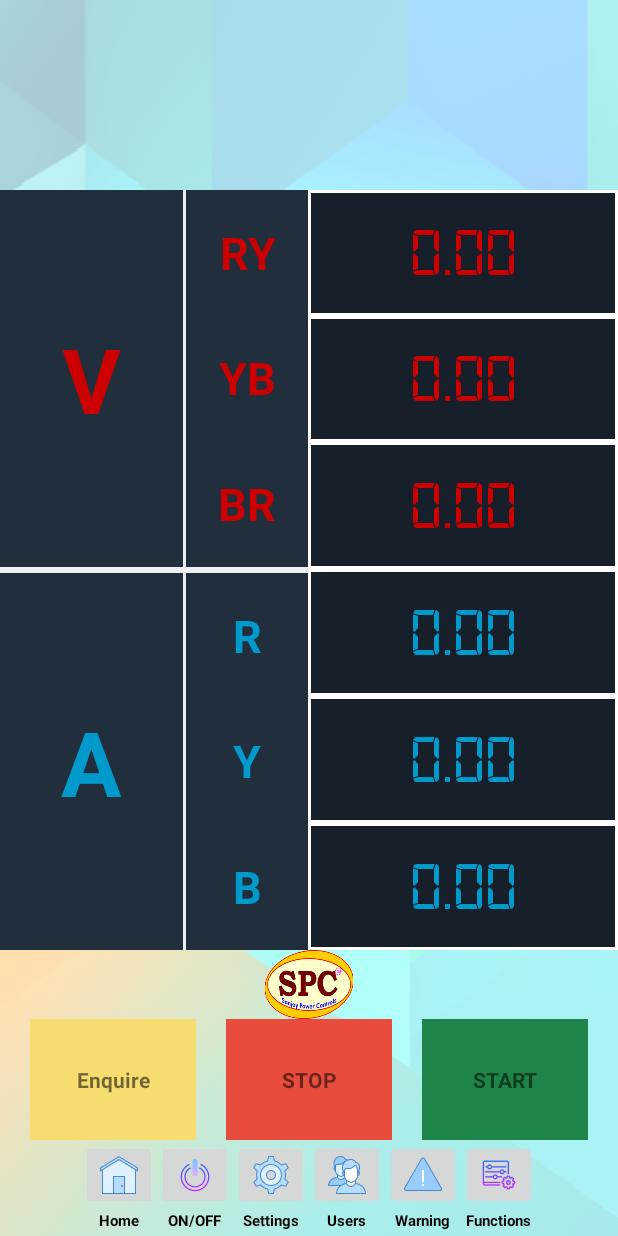
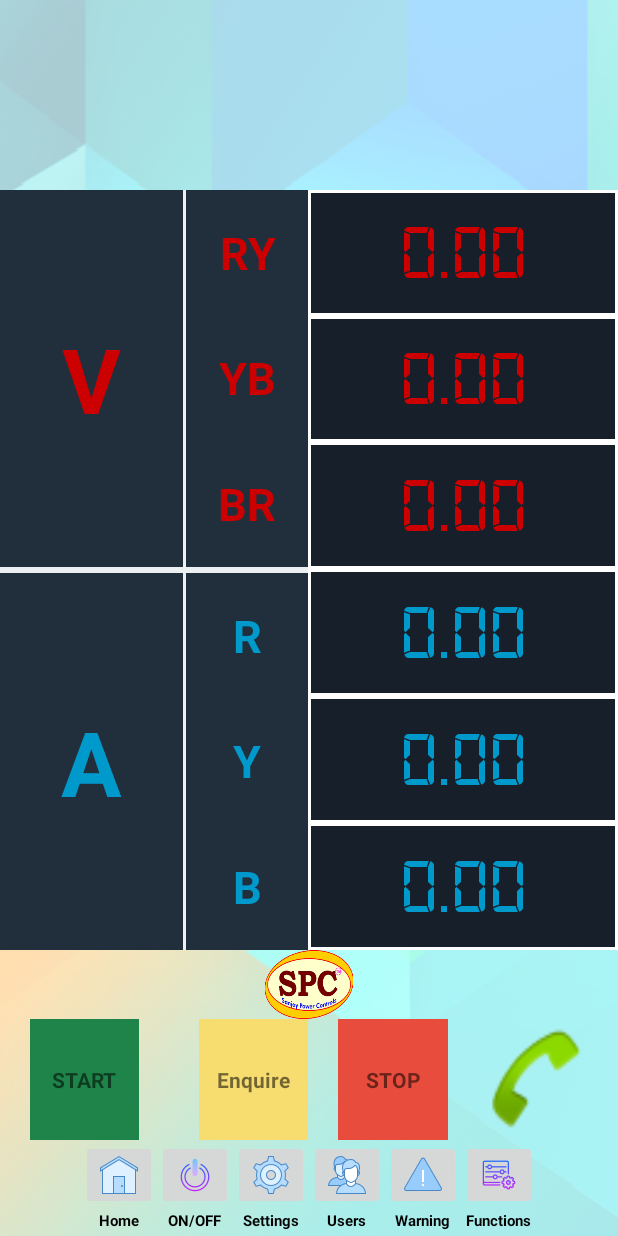
Before and after one commit to blueskylinks/new_spc_main_111, an Android app: the Main2Activity screen opened directly, with no data from a screen before it, on a phone screen of 412 x 824 dp. Run offline under Robolectric (Android 15) with nearby library versions, the phone set to English and light mode, and no system bars.

Commit message:
Made some change in Main2Activity

```diff
--- a/app/src/main/AndroidManifest.xml
+++ b/app/src/main/AndroidManifest.xml
@@ -6,6 +6,7 @@
     <uses-permission android:name="android.permission.READ_SMS" />
     <uses-permission android:name="android.permission.RECEIVE_SMS" />
     <uses-permission android:name="android.permission.READ_PHONE_STATE" />
+    <uses-permission android:name="android.permission.CALL_PHONE" />
 
     <application
         android:allowBackup="true"
--- a/app/src/main/java/com/blueskylinks/spc_main/Main2Activity.java
+++ b/app/src/main/java/com/blueskylinks/spc_main/Main2Activity.java
@@ -10,6 +10,7 @@ import android.content.IntentFilter;
 import android.content.SharedPreferences;
 import android.graphics.Typeface;
 import android.graphics.drawable.AnimationDrawable;
+import android.net.Uri;
 import android.provider.Telephony;
 import android.support.v4.app.ActivityCompat;
 import android.support.v7.app.AlertDialog;
@@ -50,6 +51,7 @@ public class Main2Activity extends AppCompatActivity {
     public static SharedPreferences mt_status_pref;
     public static SharedPreferences.Editor editor;
     public static int mot_st;
+    public static String mot_st_n1;
     public static int app_status;
 
     @Override
@@ -101,20 +103,27 @@ public class Main2Activity extends AppCompatActivity {
 
     @Override
     protected void onResume(){
-       /* super.onResume();
+       super.onResume();
         SMSBody1="";
-        editor = mt_status_pref.edit();
-        app_status = mt_status_pref.getInt("a1",0);
-        Log.i("aaaaa", Integer.toString(app_status));
-        if(mot_st != mt_status_pref.getInt("m1",0)){
-            editor.putInt("m1",mot_st);
-            editor.commit();
-        }*/
+        //Get the last updated mot status through shared preferances and update during onResume.
+        mt_status_pref = getSharedPreferences("TAG1", Context.MODE_PRIVATE);
+        mot_st_n1= mt_status_pref.getString("0", null);
+        if(mot_st_n1!=null){
+            if(mot_st_n1.equals("ON")){
+                myimage.setImageResource(R.drawable.display_green_circle);
+                textt1.setText("ON");
+            }
+            if(mot_st_n1.equals("OFF")) {
+                myimage.setImageResource(R.drawable.display_red_circle);
+                textt1.setText("OFF");
+            }
+        }
+
 
         final IntentFilter mIntentFilter = new IntentFilter(Telephony.Sms.Intents.SMS_RECEIVED_ACTION);
         registerReceiver(sms_notify_reciver, mIntentFilter);
         registerReceiver(sms_notify_reciver,mIntentFilter);
-        super.onResume();
+        //super.onResume();
     }
 
     public void refresh(View view){
@@ -181,6 +190,8 @@ public class Main2Activity extends AppCompatActivity {
                 smsManager.sendTextMessage(phoneNumber, null, message, null, null);
                 myimage.setImageResource(R.drawable.display_green_circle);
                 textt1.setText("ON");
+                mt_status_pref = getSharedPreferences("TAG1", Context.MODE_PRIVATE);
+                mt_status_pref.edit().putString("0","ON").commit();
             }
         });
         builder.setNegativeButton("No",new DialogInterface.OnClickListener() {
@@ -206,6 +217,8 @@ public class Main2Activity extends AppCompatActivity {
                 smsManager.sendTextMessage(phoneNumber, null, message, null, null);
                 myimage.setImageResource(R.drawable.display_red_circle);
                 textt1.setText("OFF");
+                mt_status_pref = getSharedPreferences("TAG1", Context.MODE_PRIVATE);
+                mt_status_pref.edit().putString("0","OFF").commit();
             }
         });
         builder.setNegativeButton("No",new DialogInterface.OnClickListener() {
@@ -217,6 +230,13 @@ public class Main2Activity extends AppCompatActivity {
         // Create the AlertDialog object and return it
         builder.create();
         builder.show();
+    }
+
+    public void make_call(View v1){
+        //Intent intent = new Intent(Intent.ACTION_CALL);
+        Uri number = Uri.parse("tel:"+phoneNumber);
+        Intent callIntent = new Intent(Intent.ACTION_DIAL, number);
+        startActivity(callIntent);
     }
 
     private final BroadcastReceiver sms_notify_reciver = new BroadcastReceiver() {
--- a/app/src/main/res/layout/new_dashboard.xml
+++ b/app/src/main/res/layout/new_dashboard.xml
@@ -208,7 +208,7 @@
                 android:gravity="center"
                 android:text="0.00"
                 android:textColor="@android:color/holo_red_dark"
-                android:textSize="46sp"
+                android:textSize="52sp"
                 android:textStyle="bold" />
 
             <TextView
@@ -216,11 +216,11 @@
                 android:layout_width="match_parent"
                 android:layout_height="0dp"
                 android:layout_weight="1"
+                android:background="@drawable/shape"
                 android:gravity="center"
                 android:text="0.00"
-                android:background="@drawable/shape"
                 android:textColor="@android:color/holo_red_dark"
-                android:textSize="46sp"
+                android:textSize="52sp"
                 android:textStyle="bold" />
 
             <TextView
@@ -228,11 +228,11 @@
                 android:layout_width="match_parent"
                 android:layout_height="0dp"
                 android:layout_weight="1"
+                android:background="@drawable/shape"
                 android:gravity="center"
-                android:background="@drawable/shape"
                 android:text="0.00"
                 android:textColor="@android:color/holo_red_dark"
-                android:textSize="46sp"
+                android:textSize="52sp"
                 android:textStyle="bold" />
 
            <!-- <View
@@ -247,11 +247,11 @@
                 android:layout_width="match_parent"
                 android:layout_height="0dp"
                 android:layout_weight="1"
+                android:background="@drawable/shape"
                 android:gravity="center"
-                android:background="@drawable/shape"
                 android:text="0.00"
                 android:textColor="@android:color/holo_blue_dark"
-                android:textSize="46sp"
+                android:textSize="52sp"
                 android:textStyle="bold" />
 
             <TextView
@@ -259,11 +259,11 @@
                 android:layout_width="match_parent"
                 android:layout_height="0dp"
                 android:layout_weight="1"
+                android:background="@drawable/shape"
                 android:gravity="center"
                 android:text="0.00"
-                android:background="@drawable/shape"
                 android:textColor="@android:color/holo_blue_dark"
-                android:textSize="46sp"
+                android:textSize="52sp"
                 android:textStyle="bold" />
 
             <TextView
@@ -275,7 +275,7 @@
                 android:gravity="center"
                 android:text="0.00"
                 android:textColor="@android:color/holo_blue_dark"
-                android:textSize="46sp"
+                android:textSize="52sp"
                 android:textStyle="bold" />
 
 
@@ -305,17 +305,30 @@
 
 
         <TextView
+            android:id="@+id/refresh_bt"
+            android:layout_width="0dp"
+            android:layout_height="match_parent"
+            android:layout_marginLeft="20dp"
+            android:layout_marginRight="20dp"
+            android:layout_weight="1"
+            android:background=" #1e8449 "
+            android:gravity="center"
+            android:onClick="motor_on"
+            android:text="START"
+            android:textStyle="bold" />
+
+        <TextView
             android:id="@+id/refresh_bt1"
             android:layout_width="0dp"
             android:layout_height="match_parent"
-        android:layout_weight="1"
             android:layout_marginLeft="20dp"
             android:layout_marginRight="20dp"
+            android:layout_weight="1"
             android:background="#f7dc6f"
             android:gravity="center"
             android:onClick="refresh"
-            android:textStyle="bold"
-        android:text="Enquire" />
+            android:text="Enquire"
+            android:textStyle="bold" />
 
         <TextView
             android:id="@+id/refresh_bt13"
@@ -329,17 +342,16 @@
             android:text="STOP" />
 
         <TextView
-            android:id="@+id/refresh_bt133"
+            android:id="@+id/dial1"
             android:layout_width="0dp"
             android:layout_height="match_parent"
-            android:layout_weight="1"
             android:layout_marginLeft="20dp"
             android:layout_marginRight="20dp"
-            android:background=" #1e8449 "
-            android:textStyle="bold"
+            android:layout_weight="1"
+            android:background="@android:drawable/sym_action_call"
             android:gravity="center"
-            android:onClick="motor_on"
-            android:text="START" />
+            android:onClick="make_call"
+            android:textStyle="bold" />
 
     </LinearLayout>
 
```
Lines whose indentation alone changed are shown as unchanged.
